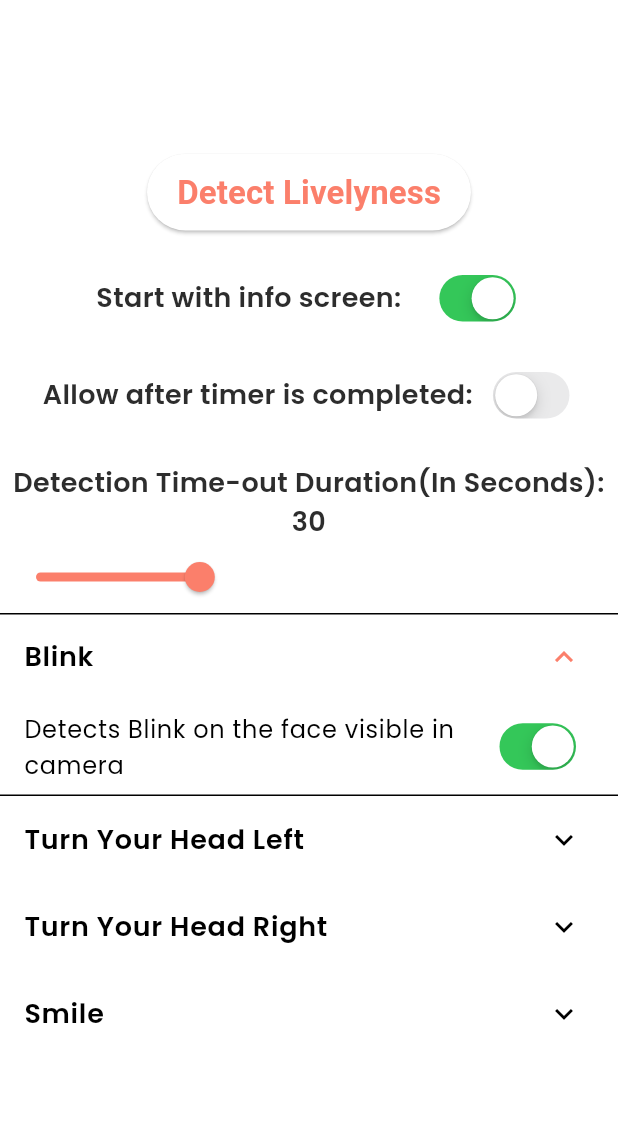
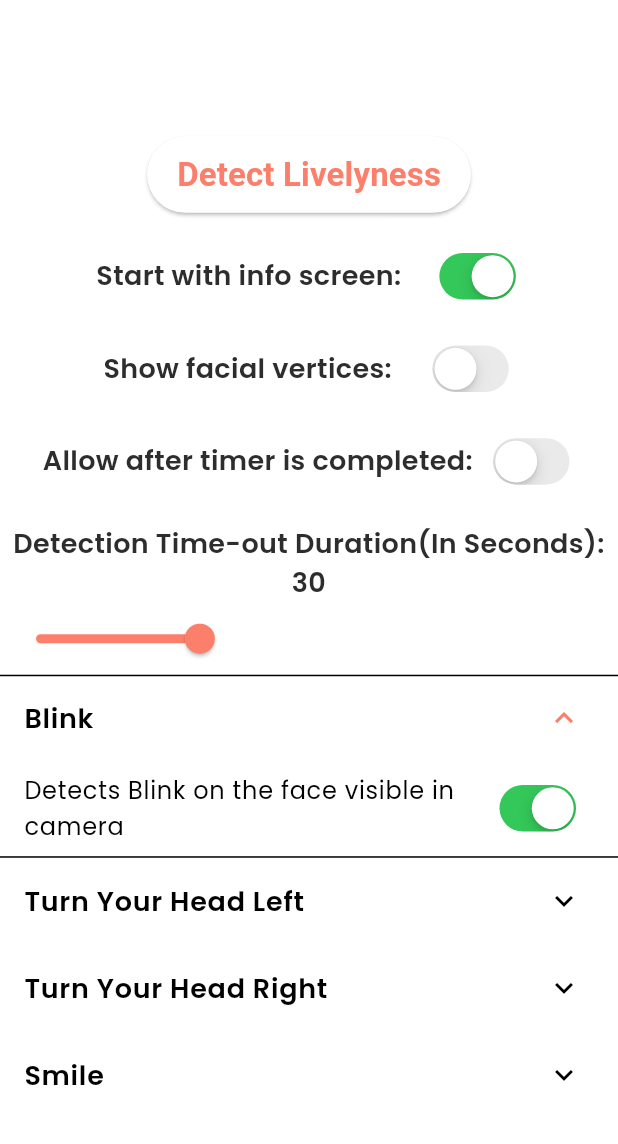
Before and after one commit to GhagSagar23/livelyness_detection, a Flutter app: the screen it shows after launch, after a tap on "Blink", on a phone screen of 412 x 824 dp, the part 84-1228 px from its top. Run offline on Flutter 3.47's test engine with Material 3 defaults, Android fonts, the phone set to English and light mode, and no system bars; our stand-ins replace animate_do, camera, equatable, google_fonts, lottie, plugin_platform_interface and 1 more; missing offline and left inert: camerawesome, google_mlkit_face_detection.

Commit message:
feat: show facial vertices - example

```diff
--- a/example/lib/screens/example_screen.dart
+++ b/example/lib/screens/example_screen.dart
@@ -16,6 +16,7 @@ class _ExampleScreenState extends State<ExampleScreen> {
   String? _capturedImagePath;
   final bool _isLoading = false;
   bool _startWithInfo = true;
+  bool _showFacialVertices = false;
   bool _allowAfterTimeOut = false;
   final List<LivelynessStepItem> _veificationSteps = [];
   int _timeOutDuration = 30;
@@ -83,6 +84,7 @@ class _ExampleScreenState extends State<ExampleScreen> {
       config: DetectionConfig(
         steps: _veificationSteps,
         startWithInfoScreen: _startWithInfo,
+        showFacialVertices: _showFacialVertices,
         maxSecToDetect: _timeOutDuration == 100 ? 2500 : _timeOutDuration,
         allowAfterMaxSec: _allowAfterTimeOut,
         captureButtonColor: Colors.red,
@@ -271,6 +273,34 @@ class _ExampleScreenState extends State<ExampleScreen> {
               flex: 3,
             ),
             const Text(
+              "Show facial vertices:",
+              style: TextStyle(
+                fontSize: 18,
+                fontWeight: FontWeight.w600,
+              ),
+            ),
+            const Spacer(),
+            CupertinoSwitch(
+              value: _showFacialVertices,
+              onChanged: (value) => setState(
+                () => _showFacialVertices = value,
+              ),
+            ),
+            const Spacer(
+              flex: 3,
+            ),
+          ],
+        ),
+        const Spacer(),
+        Row(
+          mainAxisAlignment: MainAxisAlignment.center,
+          crossAxisAlignment: CrossAxisAlignment.center,
+          mainAxisSize: MainAxisSize.min,
+          children: [
+            const Spacer(
+              flex: 3,
+            ),
+            const Text(
               "Allow after timer is completed:",
               style: TextStyle(
                 fontSize: 18,
```
